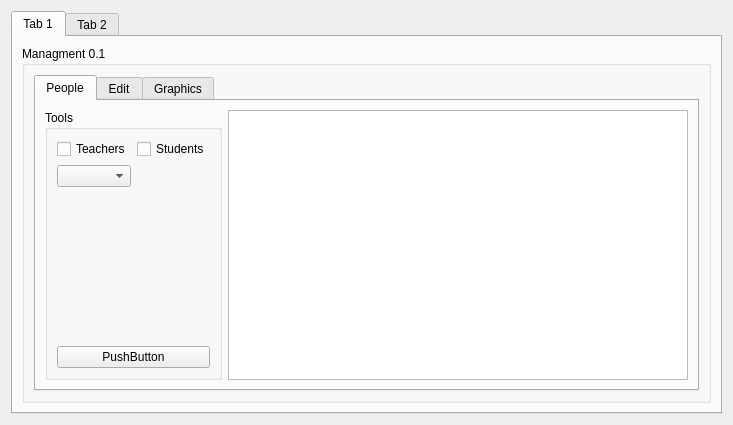
First picture: the form in mainapplication.ui, repository Sarpowski/DataBaseCourseWork, before the edit.
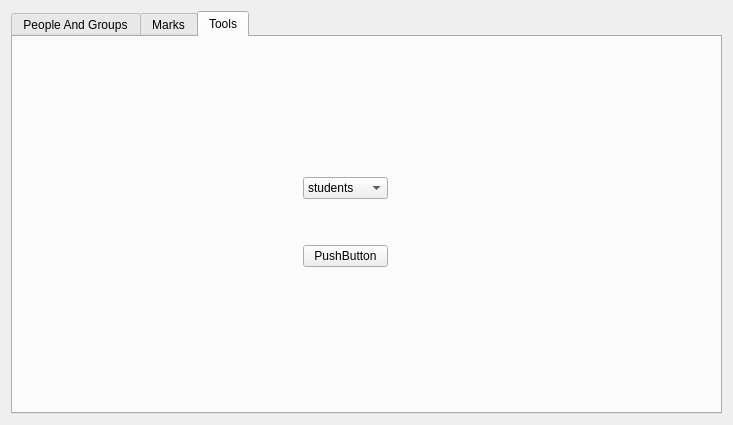
Second picture: the form after the edit. The open tabs and pages were chosen to show the change.

Commit message: Fix : student add function was obsessed with adding people twice, its solved.

What changed in the file:
```diff
--- a/mainapplication.ui
+++ b/mainapplication.ui
@@ -21,7 +21,7 @@
      </property>
      <widget class="QWidget" name="tab_4">
       <attribute name="title">
-       <string>Tab 1</string>
+       <string>People And Groups</string>
       </attribute>
       <layout class="QHBoxLayout" name="horizontalLayout_4">
        <item>
@@ -103,7 +103,7 @@
                    <item>
                     <widget class="QPushButton" name="MA_pushButton">
                      <property name="text">
-                      <string>PushButton</string>
+                      <string> Search</string>
                      </property>
                     </widget>
                    </item>
@@ -244,8 +244,75 @@
      </widget>
      <widget class="QWidget" name="tab_5">
       <attribute name="title">
-       <string>Tab 2</string>
+       <string>Marks</string>
       </attribute>
+      <layout class="QGridLayout" name="gridLayout_4">
+       <item row="0" column="0">
+        <widget class="QTabWidget" name="tabWidget_2">
+         <widget class="QWidget" name="tab_7">
+          <attribute name="title">
+           <string>Tab 1</string>
+          </attribute>
+         </widget>
+         <widget class="QWidget" name="tab_8">
+          <attribute name="title">
+           <string>Tab 2</string>
+          </attribute>
+         </widget>
+        </widget>
+       </item>
+      </layout>
+     </widget>
+     <widget class="QWidget" name="tab_6">
+      <attribute name="title">
+       <string>Tools</string>
+      </attribute>
+      <widget class="QWidget" name="">
+       <property name="geometry">
+        <rect>
+         <x>290</x>
+         <y>140</y>
+         <width>85</width>
+         <height>90</height>
+        </rect>
+       </property>
+       <layout class="QVBoxLayout" name="verticalLayout_5">
+        <item>
+         <widget class="QComboBox" name="comboBox_ExportData">
+          <item>
+           <property name="text">
+            <string>students</string>
+           </property>
+          </item>
+          <item>
+           <property name="text">
+            <string>staff</string>
+           </property>
+          </item>
+         </widget>
+        </item>
+        <item>
+         <spacer name="verticalSpacer_2">
+          <property name="orientation">
+           <enum>Qt::Orientation::Vertical</enum>
+          </property>
+          <property name="sizeHint" stdset="0">
+           <size>
+            <width>20</width>
+            <height>40</height>
+           </size>
+          </property>
+         </spacer>
+        </item>
+        <item>
+         <widget class="QPushButton" name="pushButton_ExportData">
+          <property name="text">
+           <string>PushButton</string>
+          </property>
+         </widget>
+        </item>
+       </layout>
+      </widget>
      </widget>
     </widget>
    </item>
```
Left out of the diff: 2 changed lines with no effect on the pictures. The commit also changes 19 other files.
